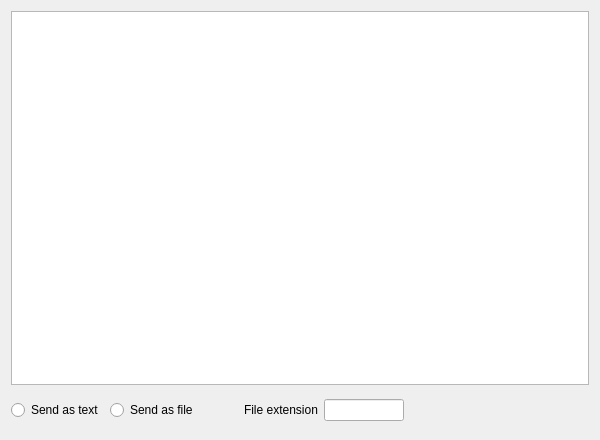
Stkai/BeeBEEP, file src/desktop/GuiCreateTextFile.ui: the form before one commit.
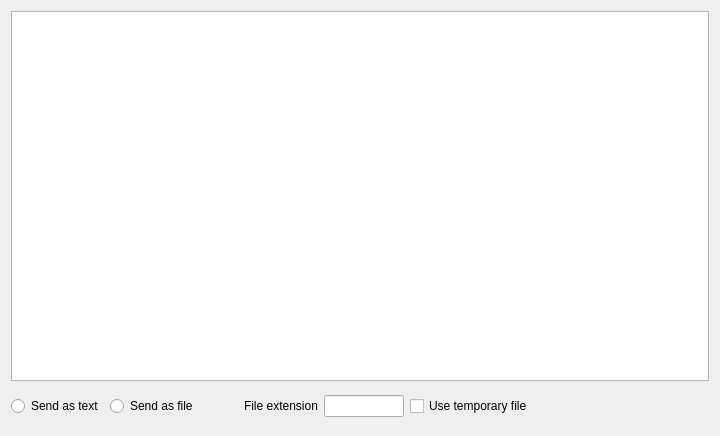
The form after the commit. Icons and pictures are not drawn.

```diff
--- a/src/desktop/GuiCreateTextFile.ui
+++ b/src/desktop/GuiCreateTextFile.ui
@@ -9,8 +9,8 @@
    <rect>
     <x>0</x>
     <y>0</y>
-    <width>600</width>
-    <height>440</height>
+    <width>720</width>
+    <height>436</height>
    </rect>
   </property>
   <property name="windowTitle">
@@ -90,6 +90,13 @@
        </property>
       </widget>
      </item>
+     <item>
+      <widget class="QCheckBox" name="mp_cbUseFileTmp">
+       <property name="text">
+        <string>Use temporary file</string>
+       </property>
+      </widget>
+     </item>
      <item>
       <spacer name="horizontalSpacer_3">
        <property name="orientation">
```
Left out of the diff: 1 changed line with no effect on the pictures.
